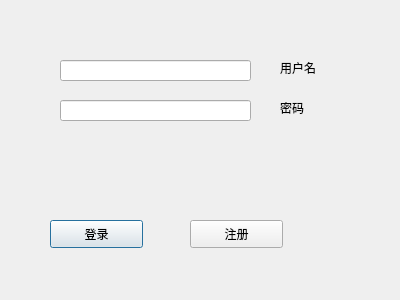
This is PokemonClient_3/loginscence.ui in yuanzhiqj/Pokemon as Qt 5 draws it before an edit. The edited form follows.
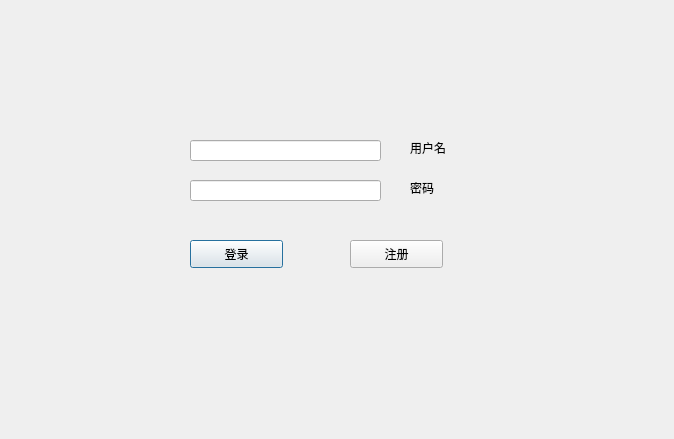
This is the edited form.

```diff
--- a/PokemonClient_3/loginscence.ui
+++ b/PokemonClient_3/loginscence.ui
@@ -6,8 +6,8 @@
    <rect>
     <x>0</x>
     <y>0</y>
-    <width>400</width>
-    <height>300</height>
+    <width>674</width>
+    <height>439</height>
    </rect>
   </property>
   <property name="windowTitle">
@@ -16,8 +16,8 @@
   <widget class="QPushButton" name="signIn_btn">
    <property name="geometry">
     <rect>
-     <x>50</x>
-     <y>220</y>
+     <x>190</x>
+     <y>240</y>
      <width>93</width>
      <height>28</height>
     </rect>
@@ -29,8 +29,8 @@
   <widget class="QPushButton" name="signUp_btn">
    <property name="geometry">
     <rect>
-     <x>190</x>
-     <y>220</y>
+     <x>350</x>
+     <y>240</y>
      <width>93</width>
      <height>28</height>
     </rect>
@@ -42,8 +42,8 @@
   <widget class="QLineEdit" name="id_edit">
    <property name="geometry">
     <rect>
-     <x>60</x>
-     <y>60</y>
+     <x>190</x>
+     <y>140</y>
      <width>191</width>
      <height>21</height>
     </rect>
@@ -52,8 +52,8 @@
   <widget class="QLineEdit" name="pwd_edit">
    <property name="geometry">
     <rect>
-     <x>60</x>
-     <y>100</y>
+     <x>190</x>
+     <y>180</y>
      <width>191</width>
      <height>21</height>
     </rect>
@@ -62,8 +62,8 @@
   <widget class="QLabel" name="label">
    <property name="geometry">
     <rect>
-     <x>280</x>
-     <y>60</y>
+     <x>410</x>
+     <y>140</y>
      <width>72</width>
      <height>15</height>
     </rect>
@@ -75,8 +75,8 @@
   <widget class="QLabel" name="label_2">
    <property name="geometry">
     <rect>
-     <x>280</x>
-     <y>100</y>
+     <x>410</x>
+     <y>180</y>
      <width>72</width>
      <height>15</height>
     </rect>
```
